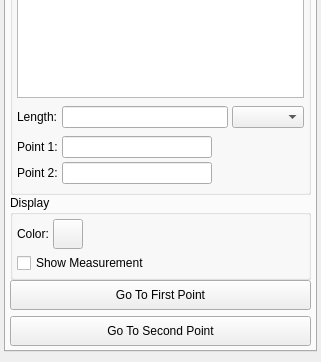
SCIInstitute/Seg3D, file src/Interface/ToolInterface/MeasurementToolInterface.ui: the form before one commit; both pictures show x 0 to 321 and y 211 to 573 of the 321 by 573 pixel window.
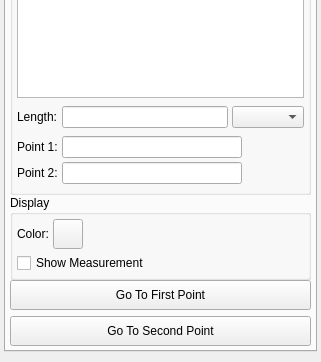
The form after the commit. Custom widgets are drawn as their Qt base class.

Commit message: Made wider to see the whole point

Patch:
```diff
--- a/src/Interface/ToolInterface/MeasurementToolInterface.ui
+++ b/src/Interface/ToolInterface/MeasurementToolInterface.ui
@@ -781,7 +781,7 @@
                           <widget class="QLineEdit" name="p0_value_">
                            <property name="minimumSize">
                             <size>
-                             <width>150</width>
+                             <width>180</width>
                              <height>0</height>
                             </size>
                            </property>
@@ -841,7 +841,7 @@
                           <widget class="QLineEdit" name="p1_value_">
                            <property name="minimumSize">
                             <size>
-                             <width>150</width>
+                             <width>180</width>
                              <height>0</height>
                             </size>
                            </property>
```
